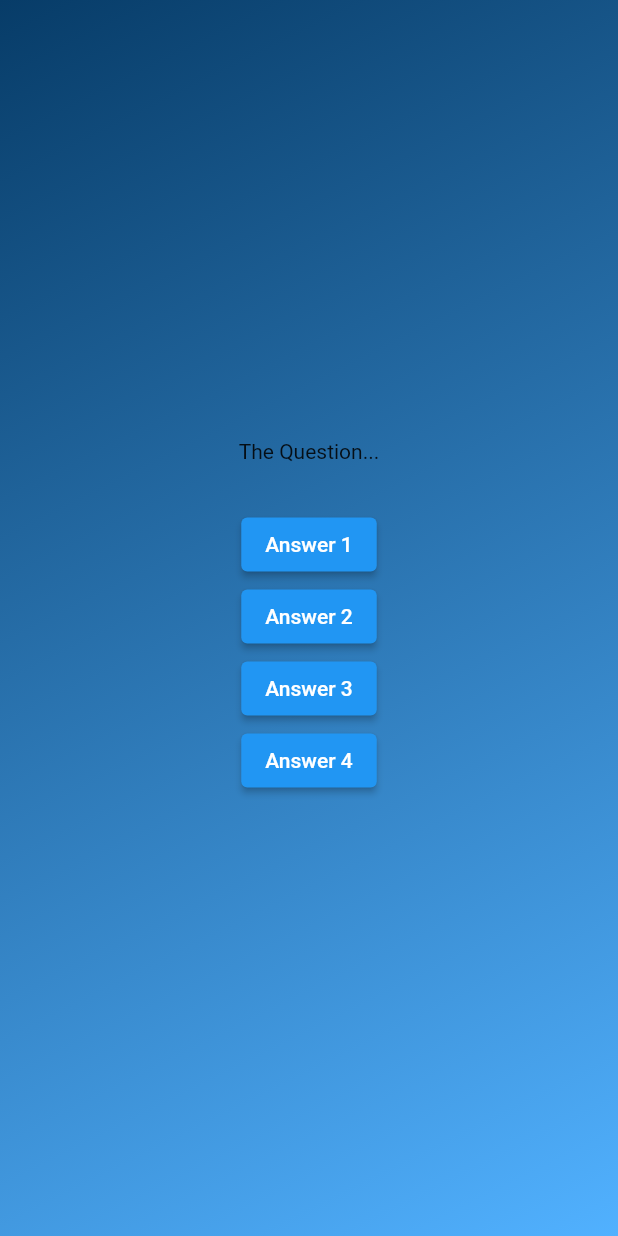
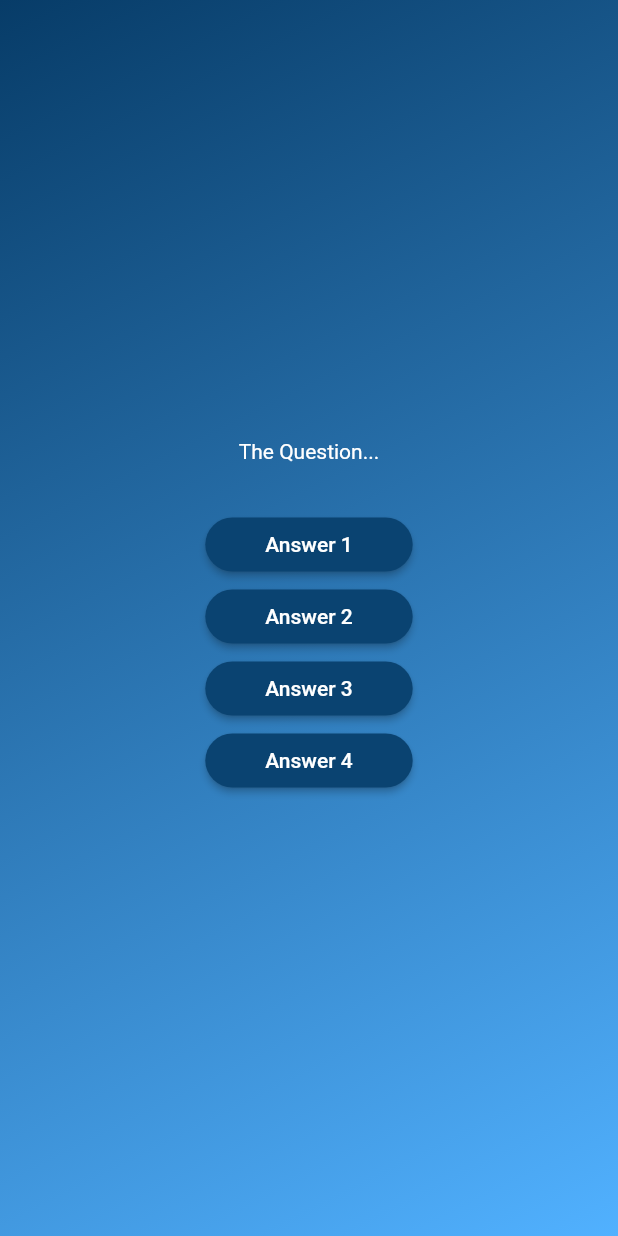
Before and after one commit to Siddhant1289/Quiz-App-Flutter, a Flutter app: the screen it shows after launch, after a tap on "Start Quiz", on a phone screen of 412 x 824 dp. Run offline on Flutter 3.47's test engine with Material 2 defaults, Android fonts, the phone set to English and light mode, and no system bars.

Commit message:
Created a Reusable, Custom Styled Button

```diff
--- /dev/null
+++ b/lib/answer_button.dart
@@ -0,0 +1,28 @@
+import 'package:flutter/material.dart';
+
+class AnswerButton extends StatelessWidget {
+  const AnswerButton({
+    super.key,
+    required this.answerText,
+    required this.onTap,
+  });
+
+  final String answerText;
+  final void Function() onTap;
+
+  @override
+  Widget build(BuildContext context) {
+    return ElevatedButton(
+      onPressed: () {},
+      style: ElevatedButton.styleFrom(
+        padding: const EdgeInsets.symmetric(vertical: 10, horizontal: 40),
+        backgroundColor: const Color.fromARGB(255, 10, 67, 113),
+        foregroundColor: Colors.white,
+        shape: RoundedRectangleBorder(
+          borderRadius: BorderRadius.circular(40),
+        ),
+      ),
+      child: Text(answerText),
+    );
+  }
+}
--- a/lib/questions_screen.dart
+++ b/lib/questions_screen.dart
@@ -1,3 +1,4 @@
+import 'package:adv_basics/answer_button.dart';
 import 'package:flutter/material.dart';
 
 class QuestionsScreen extends StatefulWidget {
@@ -17,23 +18,28 @@ class _QuestionsScreenState extends State<QuestionsScreen> {
       child: Column(
         mainAxisAlignment: MainAxisAlignment.center,
         children: [
-          const Text('The Question...'),
+          const Text(
+            'The Question...',
+            style: TextStyle(
+              color: Colors.white,
+            ),
+          ),
           const SizedBox(height: 30),
-          ElevatedButton(
-            onPressed: () {},
-            child: const Text('Answer 1'),
+          AnswerButton(
+            answerText: 'Answer 1',
+            onTap: () {},
           ),
-          ElevatedButton(
-            onPressed: () {},
-            child: const Text('Answer 2'),
+          AnswerButton(
+            answerText: 'Answer 2',
+            onTap: () {},
           ),
-          ElevatedButton(
-            onPressed: () {},
-            child: const Text('Answer 3'),
+          AnswerButton(
+            answerText: 'Answer 3',
+            onTap: () {},
           ),
-          ElevatedButton(
-            onPressed: () {},
-            child: const Text('Answer 4'),
+          AnswerButton(
+            answerText: 'Answer 4',
+            onTap: () {},
           ),
         ],
       ),
```
